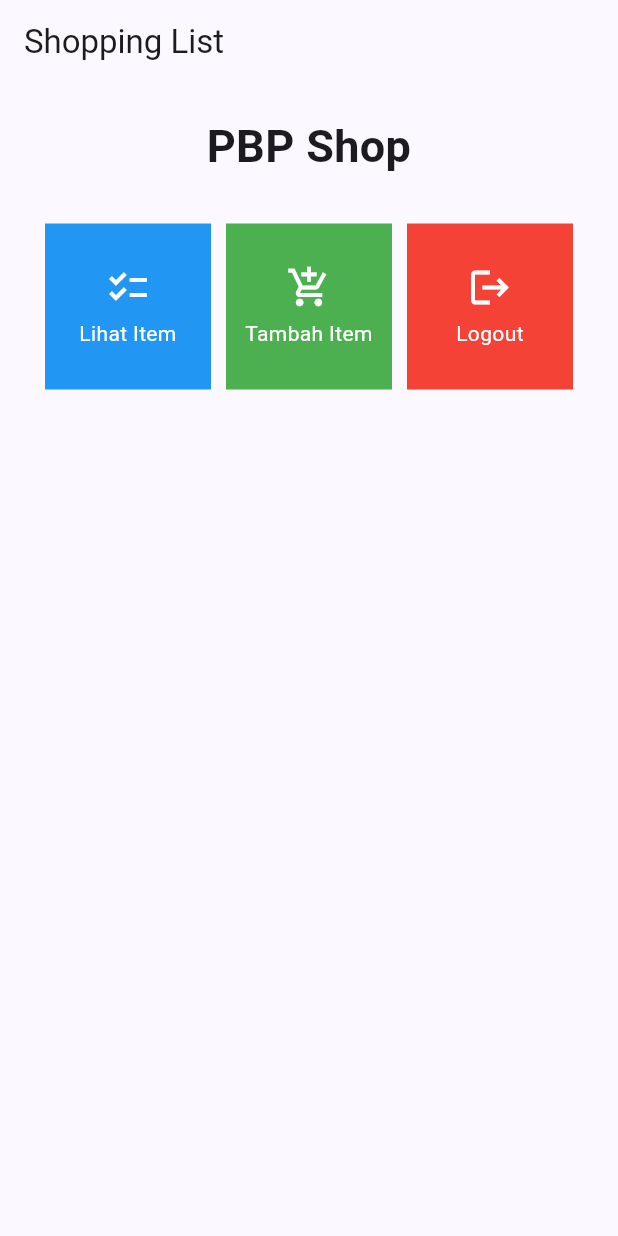
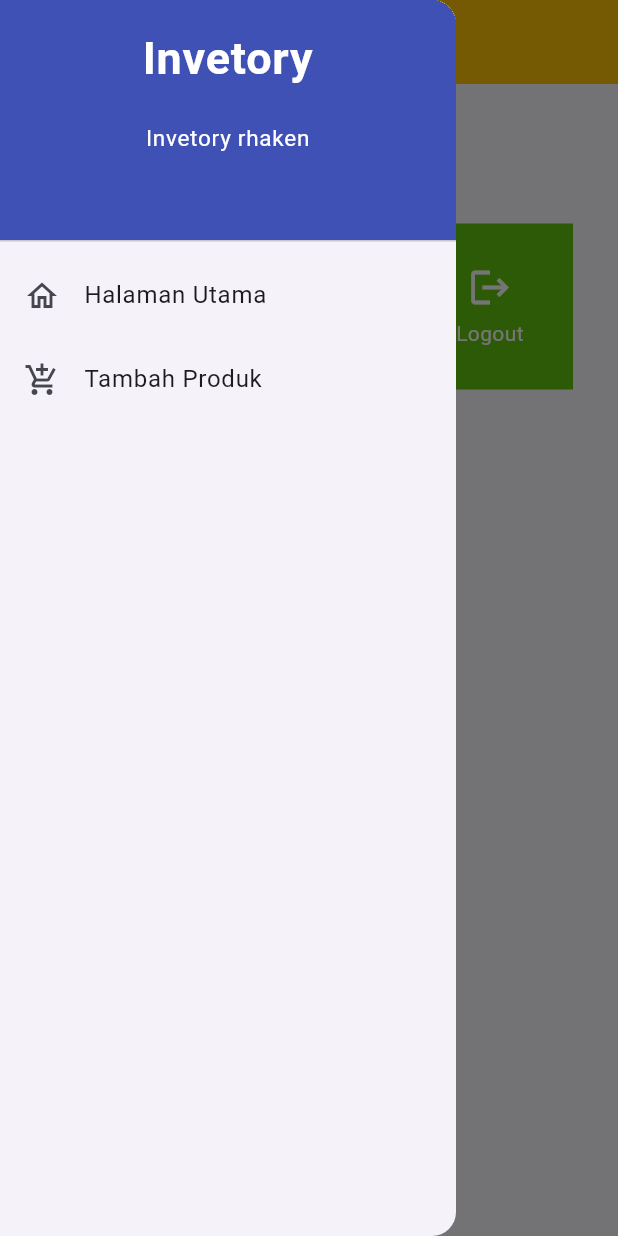
Before and after one commit to rhaken/rhaken_invetory, a Flutter app: the screen it shows after launch, with the side drawer open (before the commit the screen has no drawer), on a phone screen of 412 x 824 dp. Run offline on Flutter 3.47's test engine with Material 2 defaults, Android fonts, the phone set to English and light mode, and no system bars.

Commit message:
selesai tugas 8

```diff
--- a/lib/main.dart
+++ b/lib/main.dart
@@ -1,5 +1,5 @@
 import 'package:flutter/material.dart';
-import 'package:tugas_invetory/menu.dart';
+import 'package:tugas_invetory/screens/menu.dart';
 
 void main() {
   runApp(const MyApp());
--- a/lib/menu.dart
+++ /dev/null
@@ -1,101 +0,0 @@
-import 'package:flutter/material.dart';
-
-class ShopItem {
-  final String name;
-  final IconData icon;
-  final Color color; // Add a color property to ShopItem
-
-  ShopItem(this.name, this.icon, this.color);
-}
-
-class ShopCard extends StatelessWidget {
-  final ShopItem item;
-
-  const ShopCard(this.item, {super.key});
-
-  @override
-  Widget build(BuildContext context) {
-    return Material(
-      color: item.color, // Use the color from the ShopItem
-      child: InkWell(
-        onTap: () {
-          ScaffoldMessenger.of(context)
-            ..hideCurrentSnackBar()
-            ..showSnackBar(SnackBar(
-                content: Text("Kamu telah menekan tombol ${item.name}!")));
-        },
-        child: Container(
-          padding: const EdgeInsets.all(8),
-          child: Center(
-            child: Column(
-              mainAxisAlignment: MainAxisAlignment.center,
-              children: [
-                Icon(
-                  item.icon,
-                  color: Colors.white,
-                  size: 30.0,
-                ),
-                const Padding(padding: EdgeInsets.all(3)),
-                Text(
-                  item.name,
-                  textAlign: TextAlign.center,
-                  style: const TextStyle(color: Colors.white),
-                ),
-              ],
-            ),
-          ),
-        ),
-      ),
-    );
-  }
-}
-
-class MyHomePage extends StatelessWidget {
-  MyHomePage({Key? key}) : super(key: key);
-
-  final List<ShopItem> items = [
-    ShopItem("Lihat Item", Icons.checklist, Colors.blue), // Set color for each ShopItem
-    ShopItem("Tambah Item", Icons.add_shopping_cart, Colors.green),
-    ShopItem("Logout", Icons.logout, Colors.red),
-  ];
-
-  @override
-  Widget build(BuildContext context) {
-    return Scaffold(
-      appBar: AppBar(
-        title: const Text('Shopping List'),
-      ),
-      body: SingleChildScrollView(
-        child: Padding(
-          padding: const EdgeInsets.all(10.0),
-          child: Column(
-            children: <Widget>[
-              const Padding(
-                padding: EdgeInsets.only(top: 10.0, bottom: 10.0),
-                child: Text(
-                  'PBP Shop',
-                  textAlign: TextAlign.center,
-                  style: TextStyle(
-                    fontSize: 30,
-                    fontWeight: FontWeight.bold,
-                  ),
-                ),
-              ),
-              GridView.count(
-                primary: true,
-                padding: const EdgeInsets.all(20),
-                crossAxisSpacing: 10,
-                mainAxisSpacing: 10,
-                crossAxisCount: 3,
-                shrinkWrap: true,
-                children: items.map((ShopItem item) {
-                  return ShopCard(item);
-                }).toList(),
-              ),
-            ],
-          ),
-        ),
-      ),
-    );
-  }
-}
--- /dev/null
+++ b/lib/screens/menu.dart
@@ -0,0 +1,62 @@
+import 'package:flutter/material.dart';
+import 'package:tugas_invetory/widgets/left_drawer.dart';
+import 'package:tugas_invetory/widgets/shop_card.dart';
+
+class MyHomePage extends StatelessWidget {
+  MyHomePage({Key? key}) : super(key: key);
+  final List<ShopItem> items = [
+    ShopItem("Lihat Produk", Icons.checklist, Colors.deepOrange),
+    ShopItem("Tambah Produk", Icons.add_shopping_cart, Colors.deepPurple),
+    ShopItem("Logout", Icons.logout, Color.fromARGB(255, 98, 196, 12)),
+  ];
+
+  @override
+  Widget build(BuildContext context) {
+    return Scaffold(
+      appBar: AppBar(
+        backgroundColor: Colors.amber,
+        title: const Text(
+          'Invetory',
+        ),
+      ),
+      body: SingleChildScrollView(
+        // Widget wrapper yang dapat discroll
+        child: Padding(
+          padding: const EdgeInsets.all(10.0), // Set padding dari halaman
+          child: Column(
+            // Widget untuk menampilkan children secara vertikal
+            children: <Widget>[
+              const Padding(
+                padding: EdgeInsets.only(top: 10.0, bottom: 10.0),
+                // Widget Text untuk menampilkan tulisan dengan alignment center dan style yang sesuai
+                child: Text(
+                  'PBP Inventory', // Text yang menandakan toko
+                  textAlign: TextAlign.center,
+                  style: TextStyle(
+                    fontSize: 30,
+                    fontWeight: FontWeight.bold,
+                  ),
+                ),
+              ),
+              // Grid layout
+              GridView.count(
+                // Container pada card kita.
+                primary: true,
+                padding: const EdgeInsets.all(20),
+                crossAxisSpacing: 10,
+                mainAxisSpacing: 10,
+                crossAxisCount: 3,
+                shrinkWrap: true,
+                children: items.map((ShopItem item) {
+                  // Iterasi untuk setiap item
+                  return ShopCard(item);
+                }).toList(),
+              ),
+            ],
+          ),
+        ),
+      ),
+      drawer: const LeftDrawer(),
+    );
+  }
+}
--- /dev/null
+++ b/lib/widgets/left_drawer.dart
@@ -0,0 +1,69 @@
+import 'package:flutter/material.dart';
+import 'package:tugas_invetory/screens/menu.dart';
+import 'package:tugas_invetory/screens/shoplist_form.dart';
+
+class LeftDrawer extends StatelessWidget {
+  const LeftDrawer({super.key});
+
+  @override
+  Widget build(BuildContext context) {
+    return Drawer(
+      child: ListView(
+        children: [
+          const DrawerHeader(
+            decoration: BoxDecoration(
+              color: Colors.indigo,
+            ),
+            child: Column(
+              children: [
+                Text(
+                  'Invetory',
+                  textAlign: TextAlign.center,
+                  style: TextStyle(
+                    fontSize: 30,
+                    fontWeight: FontWeight.bold,
+                    color: Colors.white,
+                  ),
+                ),
+                Padding(padding: EdgeInsets.all(10)),
+                Text(
+                  "Invetory rhaken",
+                  textAlign: TextAlign.center,
+                  style: TextStyle(
+                    fontSize: 15,
+                    fontWeight: FontWeight.normal,
+                    color: Colors.white,
+                  ),
+                ),
+              ],
+            ),
+          ),
+          ListTile(
+            leading: const Icon(Icons.home_outlined),
+            title: const Text('Halaman Utama'),
+            // Bagian redirection ke MyHomePage
+            onTap: () {
+              Navigator.pushReplacement(
+                  context,
+                  MaterialPageRoute(
+                    builder: (context) => MyHomePage(),
+                  ));
+            },
+          ),
+          ListTile(
+            leading: const Icon(Icons.add_shopping_cart),
+            title: const Text('Tambah Produk'),
+            // Bagian redirection ke ShopFormPage
+            onTap: () {
+              Navigator.pushReplacement(
+                  context,
+                  MaterialPageRoute(
+                    builder: (context) => ShopFormPage(),
+                  ));
+            },
+          ),
+        ],
+      ),
+    );
+  }
+}
--- /dev/null
+++ b/lib/widgets/shop_card.dart
@@ -0,0 +1,62 @@
+import 'package:flutter/material.dart';
+import 'package:tugas_invetory/screens/shoplist_form.dart';
+
+class ShopItem {
+  final String name;
+  final IconData icon;
+  final Color color;
+
+  ShopItem(this.name, this.icon, this.color);
+}
+
+class ShopCard extends StatelessWidget {
+  final ShopItem item;
+
+  const ShopCard(this.item, {super.key}); // Constructor
+
+  @override
+  Widget build(BuildContext context) {
+    return Material(
+      color: item.color,
+      child: InkWell(
+        // Area responsive terhadap sentuhan
+        onTap: () {
+          // Memunculkan SnackBar ketika diklik
+          ScaffoldMessenger.of(context)
+            ..hideCurrentSnackBar()
+            ..showSnackBar(SnackBar(
+                content: Text("Kamu telah menekan tombol ${item.name}!")));
+          if (item.name == "Tambah Produk") {
+            Navigator.push(
+                context,
+                MaterialPageRoute(
+                  builder: (context) => ShopFormPage(),
+                ));
+          }
+        },
+        child: Container(
+          // Container untuk menyimpan Icon dan Text
+          padding: const EdgeInsets.all(8),
+          child: Center(
+            child: Column(
+              mainAxisAlignment: MainAxisAlignment.center,
+              children: [
+                Icon(
+                  item.icon,
+                  color: Colors.white,
+                  size: 30.0,
+                ),
+                const Padding(padding: EdgeInsets.all(3)),
+                Text(
+                  item.name,
+                  textAlign: TextAlign.center,
+                  style: const TextStyle(color: Colors.white),
+                ),
+              ],
+            ),
+          ),
+        ),
+      ),
+    );
+  }
+}
```
Also changed, not shown: lib/screens/shoplist_form.dart (added, +157 -0 lines).
